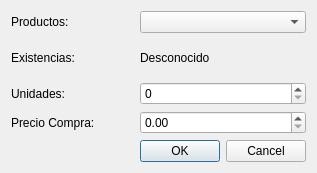
Before: the Qt Designer form ingresoform.ui in ups-uio-cc-poo-p63/ApiAlesTabern-licoreria, drawn with Qt 5.
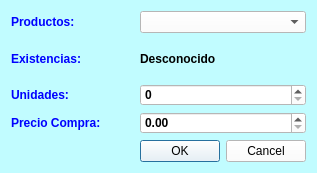
After: the same form once the commit is applied.

Diff of the .ui file:
```diff
--- a/ingresoform.ui
+++ b/ingresoform.ui
@@ -13,12 +13,34 @@
   <property name="windowTitle">
    <string>Form</string>
   </property>
+  <property name="styleSheet">
+   <string notr="true">background-color: rgb(193, 252, 255);</string>
+  </property>
   <layout class="QGridLayout" name="gridLayout">
    <item row="3" column="2">
-    <widget class="QDoubleSpinBox" name="spnPrecioCompra"/>
+    <widget class="QDoubleSpinBox" name="spnPrecioCompra">
+     <property name="font">
+      <font>
+       <bold>true</bold>
+      </font>
+     </property>
+     <property name="styleSheet">
+      <string notr="true">color: rgb(0, 0, 0);
+background-color: rgb(255, 255, 255);</string>
+     </property>
+    </widget>
    </item>
    <item row="0" column="0">
     <widget class="QLabel" name="label">
+     <property name="font">
+      <font>
+       <bold>true</bold>
+      </font>
+     </property>
+     <property name="styleSheet">
+      <string notr="true">
+color: rgb(0, 0, 255);</string>
+     </property>
      <property name="text">
       <string>Productos:</string>
      </property>
@@ -26,16 +48,44 @@
    </item>
    <item row="1" column="0">
     <widget class="QLabel" name="label_2">
+     <property name="font">
+      <font>
+       <bold>true</bold>
+      </font>
+     </property>
+     <property name="styleSheet">
+      <string notr="true">
+color: rgb(0, 0, 255);</string>
+     </property>
      <property name="text">
       <string>Existencias:</string>
      </property>
     </widget>
    </item>
    <item row="2" column="2">
-    <widget class="QSpinBox" name="spnUnidades"/>
+    <widget class="QSpinBox" name="spnUnidades">
+     <property name="font">
+      <font>
+       <bold>true</bold>
+      </font>
+     </property>
+     <property name="styleSheet">
+      <string notr="true">color: rgb(0, 0, 0);
+background-color: rgb(255, 255, 255);</string>
+     </property>
+    </widget>
    </item>
    <item row="2" column="0">
     <widget class="QLabel" name="label_3">
+     <property name="font">
+      <font>
+       <bold>true</bold>
+      </font>
+     </property>
+     <property name="styleSheet">
+      <string notr="true">
+color: rgb(0, 0, 255);</string>
+     </property>
      <property name="text">
       <string>Unidades:</string>
      </property>
@@ -43,6 +93,15 @@
    </item>
    <item row="3" column="0">
     <widget class="QLabel" name="label_4">
+     <property name="font">
+      <font>
+       <bold>true</bold>
+      </font>
+     </property>
+     <property name="styleSheet">
+      <string notr="true">
+color: rgb(0, 0, 255);</string>
+     </property>
      <property name="text">
       <string>Precio Compra:</string>
      </property>
@@ -50,6 +109,15 @@
    </item>
    <item row="4" column="2">
     <widget class="QDialogButtonBox" name="buttonBox">
+     <property name="font">
+      <font>
+       <bold>true</bold>
+      </font>
+     </property>
+     <property name="styleSheet">
+      <string notr="true">color: rgb(0, 0, 0);
+background-color: rgb(255, 255, 255);</string>
+     </property>
      <property name="standardButtons">
       <set>QDialogButtonBox::Cancel|QDialogButtonBox::Ok</set>
      </property>
@@ -69,10 +137,28 @@
     </spacer>
    </item>
    <item row="0" column="2">
-    <widget class="QComboBox" name="cmbProductos"/>
+    <widget class="QComboBox" name="cmbProductos">
+     <property name="font">
+      <font>
+       <bold>true</bold>
+      </font>
+     </property>
+     <property name="styleSheet">
+      <string notr="true">color: rgb(0, 0, 0);
+background-color: rgb(255, 255, 255);</string>
+     </property>
+    </widget>
    </item>
    <item row="1" column="2">
     <widget class="QLabel" name="lblExistencias">
+     <property name="font">
+      <font>
+       <bold>true</bold>
+      </font>
+     </property>
+     <property name="styleSheet">
+      <string notr="true">color: rgb(0, 0, 0);</string>
+     </property>
      <property name="text">
       <string>Desconocido</string>
      </property>
```
